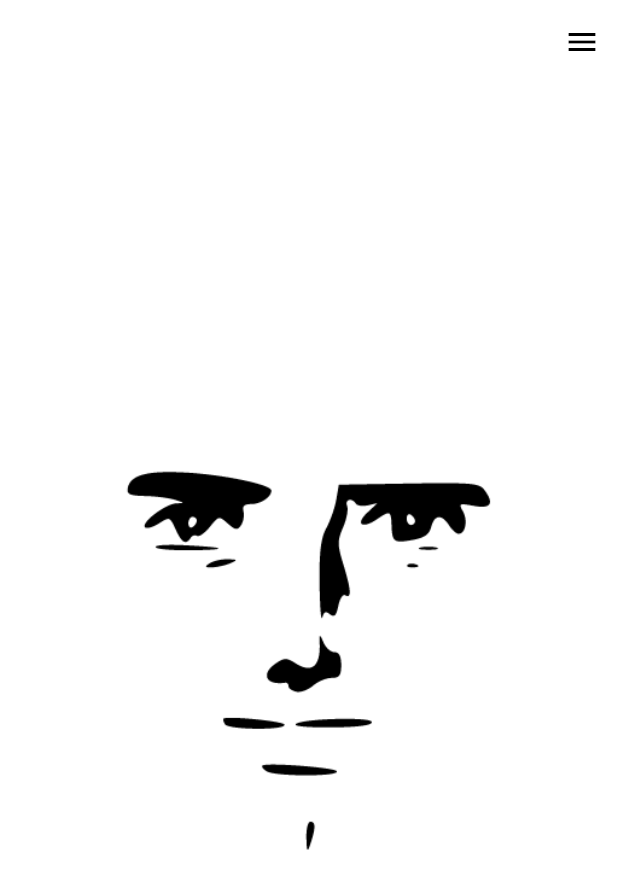
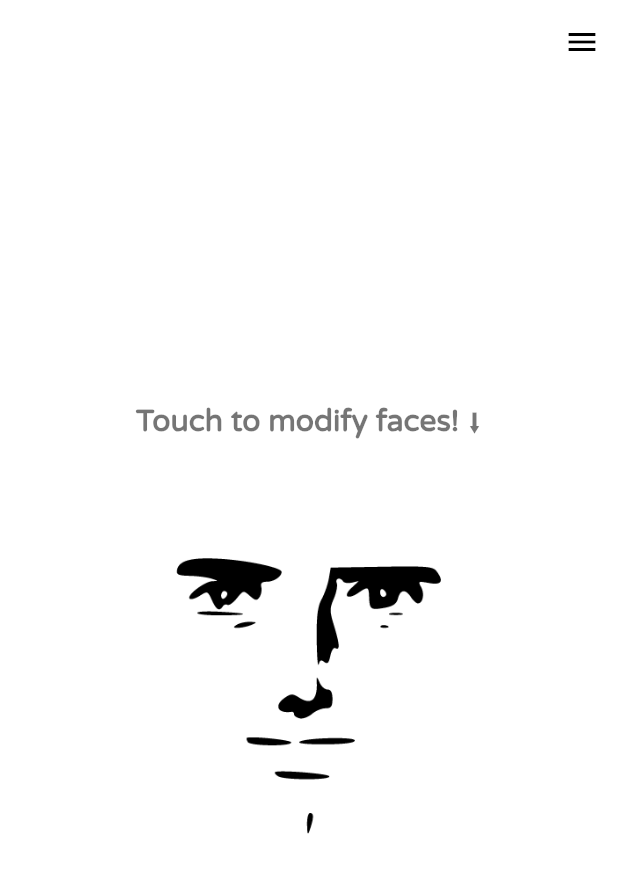
Before and after one commit to SSebigo/ahhhhhh, a Flutter app: the screen it shows after launch, on a phone screen of 412 x 824 dp. Shown: the top 889 px of the screen. Run offline on Flutter 3.47's test engine with Material 2 defaults, Android fonts, the light colour scheme and no system bars; our stand-ins replace audioplayers, battery, bloc, equatable, flutter_bloc, image_picker; missing offline and left inert: background_fetch; statements that could not run were skipped.

Commit message:
added feature: modify face images

```diff
--- /dev/null
+++ b/lib/face/bloc/bloc.dart
@@ -0,0 +1,3 @@
+export 'face_bloc.dart';
+export 'face_event.dart';
+export 'face_state.dart';
--- /dev/null
+++ b/lib/face/bloc/face_event.dart
@@ -0,0 +1,32 @@
+import 'dart:io';
+import 'package:meta/meta.dart';
+
+import 'package:equatable/equatable.dart';
+
+@immutable
+abstract class FaceEvent extends Equatable {
+  FaceEvent([List props = const <dynamic>[]]) : super(props);
+}
+
+class NeutralFaceSelected extends FaceEvent {
+  final File image;
+
+  NeutralFaceSelected({@required this.image}) : super([image]);
+
+  @override
+  String toString() => 'Neutral face selected';
+}
+
+class PleasuredFaceSelected extends FaceEvent {
+  final File image;
+
+  PleasuredFaceSelected({@required this.image}) : super([image]);
+
+  @override
+  String toString() => 'Pleasured face selected';
+}
+
+class FacesModified extends FaceEvent {
+  @override
+  String toString() => 'Faces modified';
+}
--- /dev/null
+++ b/lib/face/bloc/face_state.dart
@@ -0,0 +1,38 @@
+import 'dart:io';
+
+import 'package:meta/meta.dart';
+
+import 'package:equatable/equatable.dart';
+
+@immutable
+abstract class FaceState extends Equatable {
+  FaceState([List props = const <dynamic>[]]) : super(props);
+}
+
+class InitialFaceState extends FaceState {
+  @override
+  List<Object> get props => [];
+}
+
+class DisplayPreviewNeutralFace extends FaceState {
+  final File image;
+
+  DisplayPreviewNeutralFace(this.image) : super([image]);
+
+  @override
+  String toString() => 'Display neutral face';
+}
+
+class DisplayPreviewPleasuredFace extends FaceState {
+  final File image;
+
+  DisplayPreviewPleasuredFace(this.image) : super([image]);
+
+  @override
+  String toString() => 'Display pleasured face';
+}
+
+class FacesHaveBeenModified extends FaceState {
+  @override
+  String toString() => 'Faces have been modified';
+}
--- /dev/null
+++ b/lib/face/face.dart
@@ -0,0 +1,326 @@
+import 'dart:io';
+
+import 'package:ahhhhhh/bloc/audio_bloc.dart';
+import 'package:ahhhhhh/bloc/audio_state.dart';
+import 'package:ahhhhhh/face/bloc/face_bloc.dart';
+import 'package:ahhhhhh/face/bloc/face_event.dart';
+import 'package:ahhhhhh/face/bloc/face_state.dart';
+import 'package:ahhhhhh/storage.dart';
+import 'package:flutter/material.dart';
+import 'package:flutter_bloc/flutter_bloc.dart';
+import 'package:image_picker/image_picker.dart';
+
+class Face extends StatefulWidget {
+  @override
+  _FaceState createState() => _FaceState();
+}
+
+class _FaceState extends State<Face> {
+  final Storage _storage = Storage();
+
+  AudioBloc _audioBloc;
+  FaceBloc _faceBloc;
+
+  File _neutralImage;
+  File _pleasuredImage;
+
+  @override
+  void initState() {
+    super.initState();
+
+    _audioBloc = BlocProvider.of<AudioBloc>(context);
+    _faceBloc = BlocProvider.of<FaceBloc>(context);
+
+    _storage.readData(fromTrackFile: false).then((data) {
+      setState(() {
+        _neutralImage = File(data["neutralFace"] as String);
+        _pleasuredImage = File(data["pleasureFace"] as String);
+      });
+    }).catchError((onError) {
+      _neutralImage = null;
+      _pleasuredImage = null;
+    });
+  }
+
+  Future<File> _writeData() async {
+    Map<String, dynamic> config = {
+      "neutralFace": _neutralImage.path,
+      "pleasureFace": _pleasuredImage.path,
+    };
+    return _storage.writeData(config, toTrackFile: false);
+  }
+
+  // SECTION Image getters
+  Future _getNeutralImage() async {
+    var image = await ImagePicker.pickImage(source: ImageSource.gallery);
+
+    _faceBloc.dispatch(NeutralFaceSelected(image: image));
+  }
+
+  Future _getPleasuredImage() async {
+    var image = await ImagePicker.pickImage(source: ImageSource.gallery);
+
+    _faceBloc.dispatch(PleasuredFaceSelected(image: image));
+  }
+
+  // SECTION  Pickers button
+  Widget _neutralFacePickerButton() {
+    return Padding(
+      padding: const EdgeInsets.symmetric(horizontal: 20.0, vertical: 10.0),
+      child: ButtonTheme(
+        height: 50.0,
+        child: RaisedButton(
+          elevation: 0.0,
+          shape: RoundedRectangleBorder(
+            borderRadius: BorderRadius.circular(8.0),
+          ),
+          onPressed: _getNeutralImage,
+          child: Text(
+            'Select neutral face',
+            style: TextStyle(
+                color: Colors.white,
+                fontFamily: 'VarelaRound',
+                fontWeight: FontWeight.bold,
+                fontSize: 20.0),
+          ),
+          color: Color(0xFFFFB43F),
+        ),
+      ),
+    );
+  }
+
+  Widget _pleasuredFacePickerButton() {
+    return Padding(
+      padding: const EdgeInsets.symmetric(horizontal: 20.0, vertical: 10.0),
+      child: ButtonTheme(
+        height: 50.0,
+        child: RaisedButton(
+          elevation: 0.0,
+          shape: RoundedRectangleBorder(
+            borderRadius: BorderRadius.circular(8.0),
+          ),
+          onPressed: _getPleasuredImage,
+          child: Text(
+            'Select orgasmic face',
+            style: TextStyle(
+                color: Colors.white,
+                fontFamily: 'VarelaRound',
+                fontWeight: FontWeight.bold,
+                fontSize: 20.0),
+          ),
+          color: Color(0xFFFFB43F),
+        ),
+      ),
+    );
+  }
+
+  Widget _saveButton() {
+    return Padding(
+      padding: const EdgeInsets.symmetric(horizontal: 20.0, vertical: 10.0),
+      child: ButtonTheme(
+        height: 50.0,
+        child: RaisedButton(
+          elevation: 0.0,
+          shape: RoundedRectangleBorder(
+            borderRadius: BorderRadius.circular(8.0),
+          ),
+          onPressed: () async {
+            if (_neutralImage != null && _pleasuredImage != null) {
+              await _writeData();
+              _faceBloc.dispatch(FacesModified());
+              Navigator.pop(context);
+            }
+          },
+          child: Text(
+            'Save selection',
+            style: TextStyle(
+                color: Colors.white,
+                fontFamily: 'VarelaRound',
+                fontWeight: FontWeight.bold,
+                fontSize: 20.0),
+          ),
+          color: Color(0xFFFFB43F),
+        ),
+      ),
+    );
+  }
+
+  // SECTION View builders
+  void _buildFacePreview() {
+    showBottomSheet(
+      context: context,
+      builder: (context) => Padding(
+        padding: const EdgeInsets.symmetric(vertical: 10.0),
+        child: Container(
+            height: double.infinity,
+            width: double.infinity,
+            child: BlocBuilder<FaceBloc, FaceState>(
+              builder: (context, state) {
+                if (state is DisplayPreviewNeutralFace) {
+                  _neutralImage = state.image;
+                }
+                if (state is DisplayPreviewPleasuredFace) {
+                  _pleasuredImage = state.image;
+                }
+                return SingleChildScrollView(
+                  child: Column(
+                    children: <Widget>[
+                      _neutralFacePickerButton(),
+                      Padding(
+                        padding: const EdgeInsets.symmetric(vertical: 10.0),
+                        child: Center(
+                          child: _neutralImage == null
+                              ? Text(
+                                  'No image selected.',
+                                  style: TextStyle(
+                                      color: Colors.black54,
+                                      fontWeight: FontWeight.bold),
+                                )
+                              : Container(
+                                  width: 300,
+                                  height: 300,
+                                  child: ClipRRect(
+                                    borderRadius: BorderRadius.circular(20.0),
+                                    child: Image.file(_neutralImage,
+                                        fit: BoxFit.cover),
+                                  ),
+                                ),
+                        ),
+                      ),
+                      _pleasuredFacePickerButton(),
+                      Padding(
+                        padding: const EdgeInsets.symmetric(vertical: 10.0),
+                        child: Center(
+                          child: _pleasuredImage == null
+                              ? Text(
+                                  'No image selected.',
+                                  style: TextStyle(
+                                      color: Colors.black54,
+                                      fontWeight: FontWeight.bold),
+                                )
+                              : Container(
+                                  width: 300,
+                                  height: 300,
+                                  child: ClipRRect(
+                                    borderRadius: BorderRadius.circular(20.0),
+                                    child: Image.file(_pleasuredImage,
+                                        fit: BoxFit.cover),
+                                  ),
+                                ),
+                        ),
+                      ),
+                      _saveButton(),
+                    ],
+                  ),
+                );
+              },
+            )),
+      ),
+    );
+  }
+
+  Widget _buildNeutralFace() {
+    if (_neutralImage == null) {
+      return Center(
+        child: Container(
+          width: 300,
+          height: 300,
+          child: ClipRRect(
+            borderRadius: BorderRadius.circular(20.0),
+            child: Image.asset('assets/img/yaranaika-neutral.png',
+                fit: BoxFit.cover),
+          ),
+        ),
+      );
+    }
+    return Center(
+      child: Container(
+        width: 300,
+        height: 300,
+        child: ClipRRect(
+          borderRadius: BorderRadius.circular(20.0),
+          child: Image.file(_neutralImage, fit: BoxFit.cover),
+        ),
+      ),
+    );
+  }
+
+  Widget _buildPleasuredFace() {
+    if (_pleasuredImage == null) {
+      return Center(
+        child: Container(
+          width: 300,
+          height: 300,
+          child: ClipRRect(
+            borderRadius: BorderRadius.circular(20.0),
+            child: Image.asset(
+              'assets/img/yaranaika-pleasure.png',
+              fit: BoxFit.cover,
+            ),
+          ),
+        ),
+      );
+    }
+    return Center(
+      child: Container(
+        width: 300,
+        height: 300,
+        child: ClipRRect(
+          borderRadius: BorderRadius.circular(20.0),
+          child: Image.file(_pleasuredImage, fit: BoxFit.cover),
+        ),
+      ),
+    );
+  }
+
+  Widget _buildFaceView(AudioState audioState) {
+    return BlocBuilder<FaceBloc, FaceState>(
+      bloc: _faceBloc,
+      builder: (_, faceState) {
+        if (faceState is InitialFaceState) {
+          if (audioState is Discharging) {
+            return _buildNeutralFace();
+          }
+          if (audioState is PlayingAudio || audioState is PlayedAudio) {
+            return _buildPleasuredFace();
+          }
+          return _buildNeutralFace();
+        }
+        if (faceState is FacesHaveBeenModified) {
+          if (audioState is Discharging) {
+            return _buildNeutralFace();
+          }
+          if (audioState is PlayingAudio || audioState is PlayedAudio) {
+            return _buildPleasuredFace();
+          }
+          return _buildNeutralFace();
+        }
+        return _buildNeutralFace();
+      },
+    );
+  }
+
+  @override
+  Widget build(BuildContext context) {
+    return Center(
+      child: Container(
+        child: BlocBuilder<AudioBloc, AudioState>(
+          bloc: _audioBloc,
+          builder: (context, state) {
+            return GestureDetector(
+              onTap: () => _buildFacePreview(),
+              child: _buildFaceView(state),
+            );
+          },
+        ),
+      ),
+    );
+  }
+
+  @override
+  void dispose() {
+    super.dispose();
+    _audioBloc.dispose();
+    _faceBloc.dispose();
+  }
+}
--- a/lib/main.dart
+++ b/lib/main.dart
@@ -3,7 +3,8 @@ import 'dart:io';
 
 import 'package:ahhhhhh/bloc/audio_bloc.dart';
 import 'package:ahhhhhh/bloc/audio_event.dart';
-import 'package:ahhhhhh/bloc/audio_state.dart';
+import 'package:ahhhhhh/face/bloc/face_bloc.dart';
+import 'package:ahhhhhh/face/face.dart';
 import 'package:ahhhhhh/storage.dart';
 import 'package:ahhhhhh/track.dart';
 import 'package:audioplayers/audio_cache.dart';
@@ -22,23 +23,20 @@ void backgroundFetchHeadlessTask() {
 }
 
 void main() {
-  runApp(App(
-    storage: Storage(),
-  ));
+  runApp(App());
   BackgroundFetch.registerHeadlessTask(backgroundFetchHeadlessTask);
 }
 
 class App extends StatefulWidget {
-  final Storage storage;
-
-  App({Key key, @required this.storage}) : super(key: key);
-
   @override
   _AppState createState() => _AppState();
 }
 
 class _AppState extends State<App> {
+  final Storage _storage = Storage();
+
   AudioBloc _audioBloc = AudioBloc();
+  FaceBloc _faceBloc = FaceBloc();
   AudioCache _audioCache = AudioCache();
 
   Battery _battery = Battery();
@@ -51,8 +49,7 @@ class _AppState extends State<App> {
     super.initState();
     initPlatformState();
 
-    widget.storage.readData().then((data) {
-      print(data);
+    _storage.readData(fromTrackFile: true).then((data) {
       setState(() {
         _index = data["index"] as int;
       });
@@ -70,11 +67,11 @@ class _AppState extends State<App> {
     return null;
   }
 
-  Future<File> writeData() async {
+  Future<File> _writeData() async {
     Map<String, dynamic> config = {
       "index": _index,
     };
-    return widget.storage.writeData(config);
+    return _storage.writeData(config, toTrackFile: true);
   }
 
   Future<void> initPlatformState() async {
@@ -109,37 +106,23 @@ class _AppState extends State<App> {
     BackgroundFetch.finish();
   }
 
-  Widget _buildFaceView(AudioState state) {
-    if (state is PlayingAudio || state is PlayedAudio) {
-      return Center(
-        child: Image.asset(
-          'assets/img/yaranaika-pleasure.png',
-          width: 300,
-          height: 300,
-        ),
-      );
-    }
-    if (state is Discharging) {
-      return Center(
-        child: Image.asset('assets/img/yaranaika-straight.png'),
-      );
-    }
-    return Center(
-      child: Image.asset('assets/img/yaranaika-straight.png'),
-    );
-  }
-
   @override
   Widget build(BuildContext context) {
     SystemChrome.setPreferredOrientations([
       DeviceOrientation.portraitUp,
       DeviceOrientation.portraitDown,
     ]);
-    return MaterialApp(
+    return MultiBlocProvider(
+      providers: [
+        BlocProvider<AudioBloc>(builder: (_) => _audioBloc),
+        BlocProvider<FaceBloc>(builder: (_) => _faceBloc),
+      ],
+      child: MaterialApp(
         debugShowCheckedModeBanner: false,
         theme: ThemeData(
           brightness: Brightness.dark,
           scaffoldBackgroundColor: Colors.white,
+          bottomSheetTheme: BottomSheetThemeData(backgroundColor: Colors.white),
         ),
         home: BlocProvider(
           builder: (_) => _audioBloc,
@@ -149,15 +132,23 @@ class _AppState extends State<App> {
               iconTheme: IconThemeData(color: Colors.black),
               elevation: 0.0,
             ),
-          body:
-              Center(child: Container(child: BlocBuilder<AudioBloc, AudioState>(
-            builder: (context, state) {
-              return GestureDetector(
-                onTap: () {},
-                child: _buildFaceView(state),
-              );
-            },
-          ))),
+            body: Column(
+              mainAxisAlignment: MainAxisAlignment.center,
+              children: <Widget>[
+                Padding(
+                  padding: const EdgeInsets.only(bottom: 20.0),
+                  child: Text(
+                    'Touch to modify faces! ⬇️',
+                    style: TextStyle(
+                        color: Colors.black54,
+                        fontFamily: 'VarelaRound',
+                        fontWeight: FontWeight.bold,
+                        fontSize: 20.0),
+                  ),
+                ),
+                Face(),
+              ],
+            ),
             endDrawer: Theme(
               data: Theme.of(context).copyWith(
                 canvasColor: Colors.white,
@@ -186,13 +177,14 @@ class _AppState extends State<App> {
 
                           _index = index;
 
-                        writeData();
+                          _writeData();
                         },
                       );
                     },
                   ),
                 ],
               )),
+            ),
           ),
         ),
       ),
@@ -205,5 +197,6 @@ class _AppState extends State<App> {
     if (_batteryStateSubscription != null) {
       _batteryStateSubscription.cancel();
     }
+    _audioBloc.dispose();
   }
 }
--- a/pubspec.yaml
+++ b/pubspec.yaml
@@ -30,6 +30,7 @@ dependencies:
   flutter_launcher_icons:
   path_provider:
 
+  image_picker:
   # The following adds the Cupertino Icons font to your application.
   # Use with the CupertinoIcons class for iOS style icons.
   cupertino_icons: ^0.1.2
```
Also changed, not shown: lib/bloc/audio_event.dart (+0 -15 lines), lib/face/bloc/face_bloc.dart (added, +23 -0 lines), lib/storage.dart (+15 -6 lines), assets/img/yaranaika-neutral.png (renamed from assets/img/yaranaika-straight.png), pubspec.lock, 1 other file. Lines whose indentation alone changed are shown as unchanged.
